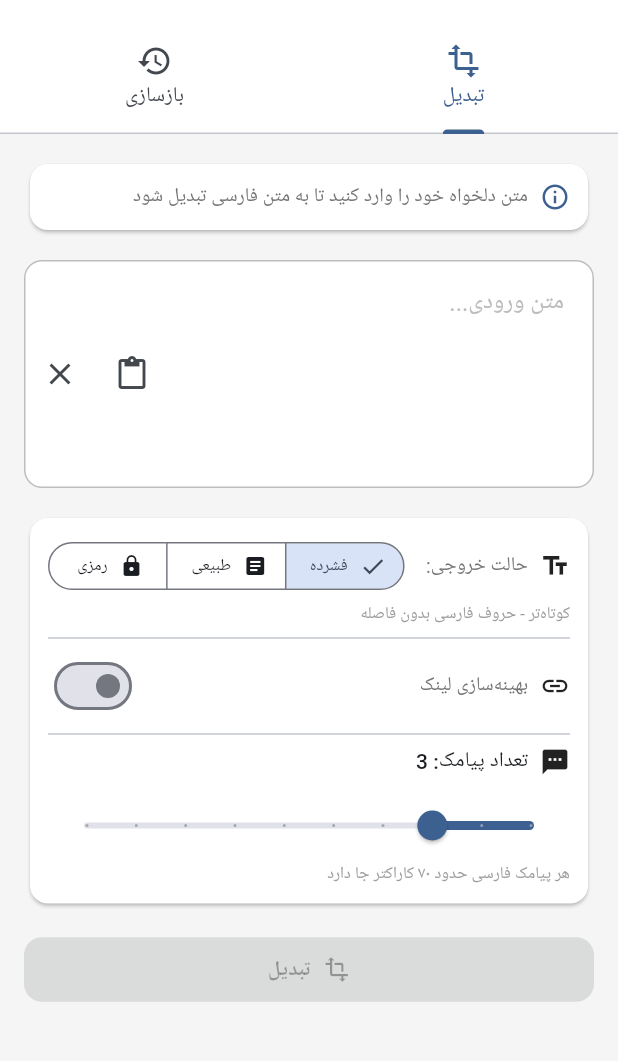
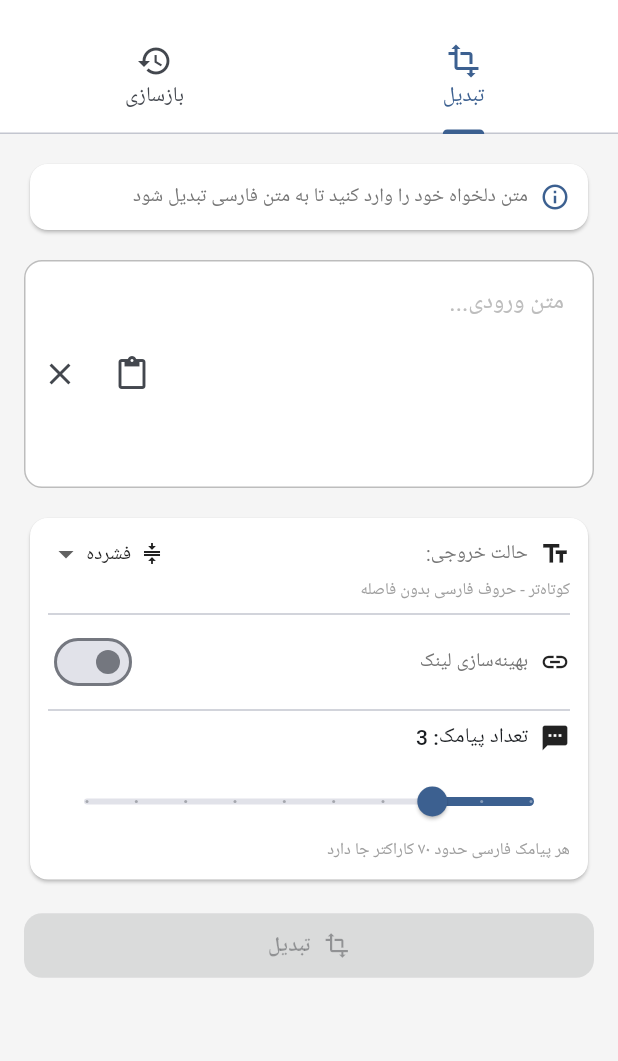
Before and after one commit to maria6834u-dotcom/MatnYar, a Flutter app: the screen it shows after launch, on a phone screen of 412 x 824 dp, the part 61-1122 px from its top. Run offline on Flutter 3.47's test engine with Material 3 defaults, Android fonts, the phone set to English and light mode, and no system bars; missing offline and left inert: encrypt; Roboto replaces fonts that are missing (Vazirmatn).

Commit message:
Fixed issues

```diff
--- a/lib/screens/home_screen.dart
+++ b/lib/screens/home_screen.dart
@@ -85,7 +85,7 @@ class _HomeScreenState extends State<HomeScreen> with SingleTickerProviderStateM
     }
 
     // چک کردن نیاز به رمز عبور
-    final needsPassword = input.contains('🔐');
+    final needsPassword = TextConverter.isEncryptedText(input);
     if (needsPassword && _decodePasswordController.text.isEmpty) {
       _showSnackBar('این متن رمزنگاری شده است. رمز عبور وارد کنید');
       return;
@@ -245,34 +245,65 @@ class _HomeScreenState extends State<HomeScreen> with SingleTickerProviderStateM
                       const SizedBox(width: 8),
                       const Text('حالت خروجی:', style: TextStyle(fontSize: 13)),
                       const Spacer(),
-                      SegmentedButton<OutputMode>(
-                        segments: const [
-                          ButtonSegment(
+                      DropdownButton<OutputMode>(
+                        value: _outputMode,
+                        isDense: true,
+                        underline: Container(),
+                        borderRadius: BorderRadius.circular(8),
+                        items: const [
+                          DropdownMenuItem(
                             value: OutputMode.compact,
-                            label: Text('فشرده', style: TextStyle(fontSize: 11)),
-                            icon: Icon(Icons.compress, size: 16),
+                            child: Row(
+                              mainAxisSize: MainAxisSize.min,
+                              children: [
+                                Icon(Icons.compress, size: 16),
+                                SizedBox(width: 6),
+                                Text('فشرده', style: TextStyle(fontSize: 13)),
+                              ],
                             ),
-                          ButtonSegment(
+                          ),
+                          DropdownMenuItem(
+                            value: OutputMode.stealth,
+                            child: Row(
+                              mainAxisSize: MainAxisSize.min,
+                              children: [
+                                Icon(Icons.visibility_off, size: 16),
+                                SizedBox(width: 6),
+                                Text('کلمه‌ای', style: TextStyle(fontSize: 13)),
+                              ],
+                            ),
+                          ),
+                          DropdownMenuItem(
                             value: OutputMode.natural,
-                            label: Text('طبیعی', style: TextStyle(fontSize: 11)),
-                            icon: Icon(Icons.article, size: 16),
+                            child: Row(
+                              mainAxisSize: MainAxisSize.min,
+                              children: [
+                                Icon(Icons.article, size: 16),
+                                SizedBox(width: 6),
+                                Text('طبیعی', style: TextStyle(fontSize: 13)),
+                              ],
                             ),
-                          ButtonSegment(
+                          ),
+                          DropdownMenuItem(
                             value: OutputMode.encrypted,
-                            label: Text('رمزی', style: TextStyle(fontSize: 11)),
-                            icon: Icon(Icons.lock, size: 16),
+                            child: Row(
+                              mainAxisSize: MainAxisSize.min,
+                              children: [
+                                Icon(Icons.lock, size: 16),
+                                SizedBox(width: 6),
+                                Text('رمزی', style: TextStyle(fontSize: 13)),
+                              ],
+                            ),
                           ),
                         ],
-                        selected: {_outputMode},
-                        onSelectionChanged: (Set<OutputMode> newSelection) {
+                        onChanged: (OutputMode? newValue) {
+                          if (newValue != null) {
                             setState(() {
-                            _outputMode = newSelection.first;
+                              _outputMode = newValue;
                             });
                             _updateEstimate();
+                          }
                         },
-                        style: ButtonStyle(
-                          visualDensity: VisualDensity.compact,
-                        ),
                       ),
                     ],
                   ),
@@ -280,6 +311,8 @@ class _HomeScreenState extends State<HomeScreen> with SingleTickerProviderStateM
                   Text(
                     _outputMode == OutputMode.compact
                       ? 'کوتاه‌تر - حروف فارسی بدون فاصله'
+                      : _outputMode == OutputMode.stealth
+                        ? '🕵️ شبیه متن عادی'
                         : _outputMode == OutputMode.natural
                           ? 'شبیه متن واقعی - کلمات فارسی با فاصله'
                           : 'رمزنگاری شده - نیاز به رمز عبور',
@@ -504,7 +537,7 @@ class _HomeScreenState extends State<HomeScreen> with SingleTickerProviderStateM
           const SizedBox(height: 12),
 
           // فیلد رمز عبور برای متن‌های رمزنگاری شده
-          if (_decodeController.text.contains('🔐')) ...[
+          if (TextConverter.isEncryptedText(_decodeController.text)) ...[
             TextField(
               controller: _decodePasswordController,
               obscureText: true,
```
Also changed, not shown: lib/core/converter/text_converter.dart (+118 -21 lines), 1 other file. Lines whose indentation alone changed are shown as unchanged.
